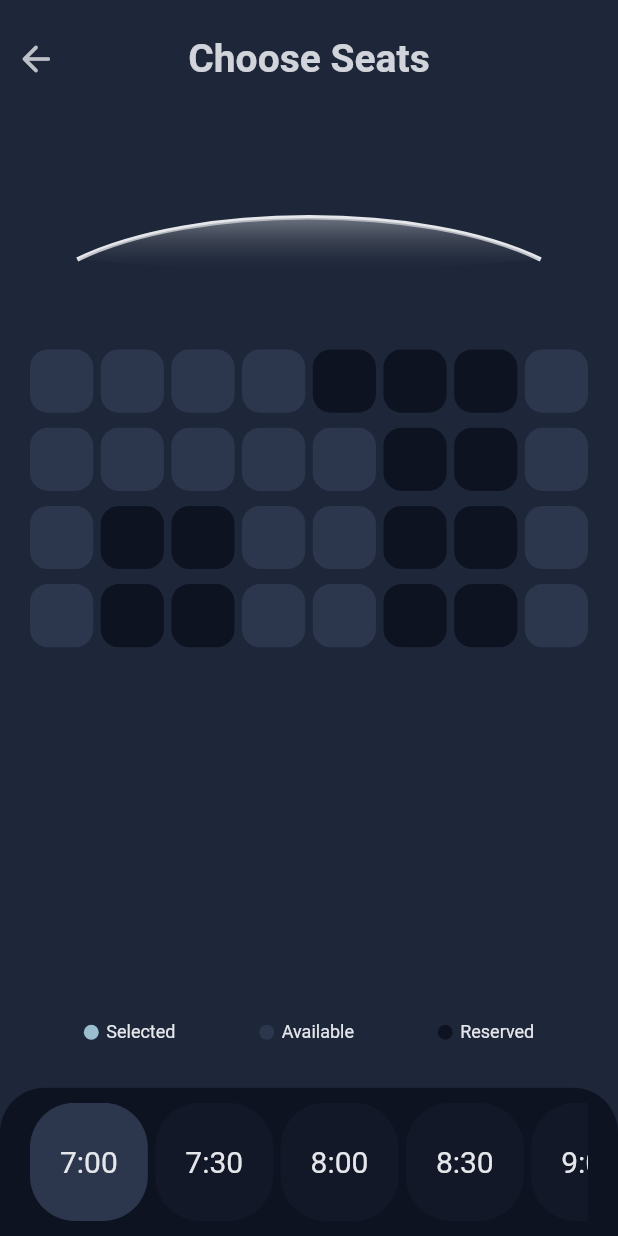
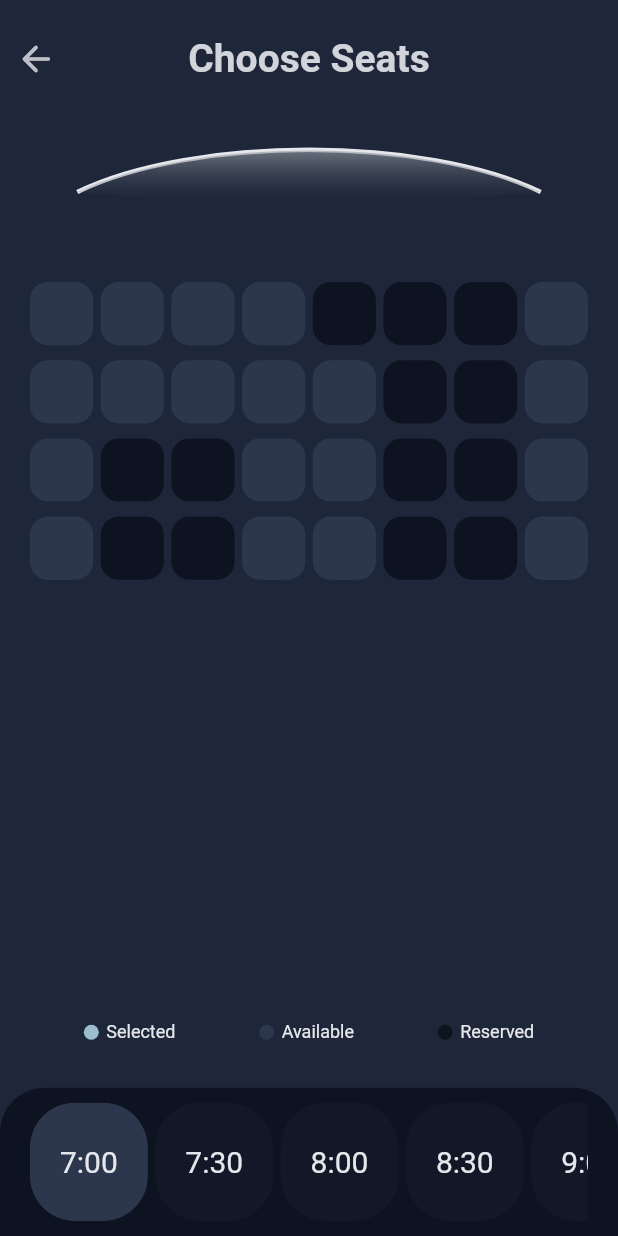
Before and after one commit to MatthieuNadeau96/movie_theater, a Flutter app: the SeatScreen screen opened directly, on a phone screen of 412 x 824 dp. Run offline on Flutter 3.47's test engine with Material 2 defaults, Android fonts, the phone set to English and light mode, and no system bars; our stand-ins replace auto_size_text, carousel_slider, dio, flare_flutter, rxdart; network calls fail.

Commit message:
Fixed childAspectRatio of the seats grid

```diff
--- a/lib/screens/home_screen.dart
+++ b/lib/screens/home_screen.dart
@@ -253,11 +253,13 @@ class _HomeScreenState extends State<HomeScreen> {
                         children: [
                           Icon(
                             Icons.arrow_back,
+                            size: 30,
                             color:
                                 Theme.of(context).canvasColor.withOpacity(0.3),
                           ),
                           Icon(
                             Icons.arrow_forward,
+                            size: 30,
                             color:
                                 Theme.of(context).canvasColor.withOpacity(0.3),
                           ),
--- a/lib/screens/seat_screen.dart
+++ b/lib/screens/seat_screen.dart
@@ -26,15 +26,11 @@ class _SeatScreenState extends State<SeatScreen> {
   @override
   Widget build(BuildContext context) {
     final Size deviceSize = MediaQuery.of(context).size;
-    final seatHeight = (deviceSize.height) / 15;
-    final seatWidth = (deviceSize.width) / 8;
     return Scaffold(
       backgroundColor: Theme.of(context).primaryColor,
-      body: SingleChildScrollView(
-        child: Container(
-          height: deviceSize.height,
-          child: SafeArea(
+      body: SafeArea(
         child: Column(
+          mainAxisSize: MainAxisSize.min,
           children: [
             SizedBox(height: 15),
             Row(
@@ -59,8 +55,7 @@ class _SeatScreenState extends State<SeatScreen> {
                       style: TextStyle(
                         fontSize: 26,
                         fontWeight: FontWeight.w600,
-                            color:
-                                Theme.of(context).canvasColor.withOpacity(0.9),
+                        color: Theme.of(context).canvasColor.withOpacity(0.9),
                       ),
                     ),
                   ),
@@ -77,7 +72,7 @@ class _SeatScreenState extends State<SeatScreen> {
                 ),
               ],
             ),
-                SizedBox(height: 60),
+            SizedBox(height: 15),
             Container(
               height: 50,
               width: deviceSize.width * 0.75,
@@ -86,15 +81,16 @@ class _SeatScreenState extends State<SeatScreen> {
             ),
             SizedBox(height: 60),
             Container(
+              height: deviceSize.height * 0.40,
               margin: EdgeInsets.symmetric(horizontal: 20),
-                  // height: 300,
-                  child: Expanded(
+              child: Align(
+                alignment: Alignment.topCenter,
                 child: GridView.count(
                   crossAxisCount: 8,
                   mainAxisSpacing: 10,
                   crossAxisSpacing: 5,
-                      // childAspectRatio: (seatWidth / seatHeight),
-                      physics: NeverScrollableScrollPhysics(),
+                  childAspectRatio:
+                      ((deviceSize.width / 4) / (deviceSize.height / 8)),
                   shrinkWrap: true,
                   children: [
                     ...seats.map(
@@ -104,11 +100,10 @@ class _SeatScreenState extends State<SeatScreen> {
                             setState(() {
                               seat.userSelected = !seat.userSelected;
                               print(_getTotal(seats));
-                                  numberOfSelectedSeats =
-                                      _getTotal(seats).length;
+                              numberOfSelectedSeats = _getTotal(seats).length;
                               if (_getTotal(seats).isNotEmpty) {
-                                    totalPrice = _getTotal(seats)
-                                        .reduce((a, b) => a + b);
+                                totalPrice =
+                                    _getTotal(seats).reduce((a, b) => a + b);
                               } else {
                                 totalPrice = 0;
                               }
@@ -132,8 +127,9 @@ class _SeatScreenState extends State<SeatScreen> {
                 ),
               ),
             ),
-                Spacer(flex: 1),
-                Row(
+            Spacer(),
+            Container(
+              child: Row(
                 mainAxisAlignment: MainAxisAlignment.spaceEvenly,
                 children: [
                   Row(
@@ -198,16 +194,14 @@ class _SeatScreenState extends State<SeatScreen> {
                   ),
                 ],
               ),
+            ),
             SizedBox(height: 30),
             Container(
               constraints: BoxConstraints(
                 maxHeight: deviceSize.height * 0.12,
               ),
-                  child: Expanded(
-                    flex: 1,
               child: Container(
-                      padding:
-                          EdgeInsets.symmetric(horizontal: 20, vertical: 10),
+                padding: EdgeInsets.symmetric(horizontal: 20, vertical: 10),
                 decoration: BoxDecoration(
                   borderRadius: BorderRadius.only(
                     topLeft: Radius.circular(30),
@@ -219,23 +213,18 @@ class _SeatScreenState extends State<SeatScreen> {
                     ? Container(
                         height: deviceSize.height * 0.12,
                         child: Row(
-                                mainAxisAlignment:
-                                    MainAxisAlignment.spaceBetween,
+                          mainAxisAlignment: MainAxisAlignment.spaceBetween,
                           children: [
-                                  Expanded(
-                                    child: Container(
+                            Container(
                               margin: EdgeInsets.only(left: 20),
                               child: Column(
-                                        mainAxisAlignment:
-                                            MainAxisAlignment.center,
-                                        crossAxisAlignment:
-                                            CrossAxisAlignment.start,
+                                mainAxisAlignment: MainAxisAlignment.center,
+                                crossAxisAlignment: CrossAxisAlignment.start,
                                 children: [
                                   Text(
                                     '$numberOfSelectedSeats seats',
                                     style: TextStyle(
-                                              color:
-                                                  Theme.of(context).canvasColor,
+                                      color: Theme.of(context).canvasColor,
                                       // fontSize: 15,
                                       fontWeight: FontWeight.w600,
                                     ),
@@ -243,8 +232,7 @@ class _SeatScreenState extends State<SeatScreen> {
                                   Text(
                                     'Pay \$${totalPrice.toStringAsFixed(2)} ',
                                     style: TextStyle(
-                                              color:
-                                                  Theme.of(context).canvasColor,
+                                      color: Theme.of(context).canvasColor,
                                       fontSize: 18,
                                       fontWeight: FontWeight.w600,
                                     ),
@@ -252,9 +240,7 @@ class _SeatScreenState extends State<SeatScreen> {
                                 ],
                               ),
                             ),
-                                  ),
-                                  Expanded(
-                                    child: FlatButton(
+                            FlatButton(
                               padding: EdgeInsets.symmetric(
                                 vertical: 20,
                                 horizontal: 40,
@@ -269,10 +255,8 @@ class _SeatScreenState extends State<SeatScreen> {
                                 );
                               },
                               shape: RoundedRectangleBorder(
-                                          borderRadius:
-                                              BorderRadius.circular(50)),
-                                      color:
-                                          Theme.of(context).primaryColorLight,
+                                  borderRadius: BorderRadius.circular(50)),
+                              color: Theme.of(context).primaryColorLight,
                               child: Text(
                                 'CONFIRM',
                                 style: TextStyle(
@@ -282,17 +266,13 @@ class _SeatScreenState extends State<SeatScreen> {
                                 ),
                               ),
                             ),
-                                  ),
                           ],
                         ),
                       )
                     : TimeSlot(),
               ),
             ),
-                ),
           ],
-            ),
-          ),
         ),
       ),
     );
```
Lines whose indentation alone changed are shown as unchanged.
